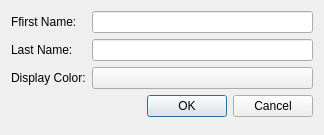
This is Qt/addemployeedialog.ui in LeftySolara/GanttCal as Qt 5 draws it before an edit. The edited form follows.
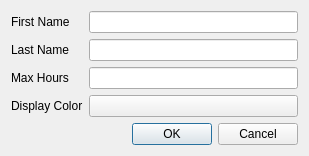
This is the edited form.

The edit to the form file:
```diff
--- a/Qt/addemployeedialog.ui
+++ b/Qt/addemployeedialog.ui
@@ -6,8 +6,8 @@
    <rect>
     <x>0</x>
     <y>0</y>
-    <width>324</width>
-    <height>135</height>
+    <width>309</width>
+    <height>152</height>
    </rect>
   </property>
   <property name="windowTitle">
@@ -23,7 +23,7 @@
    <item row="0" column="0">
     <widget class="QLabel" name="labelFirstName">
      <property name="text">
-      <string>Ffirst Name:</string>
+      <string>First Name</string>
      </property>
     </widget>
    </item>
@@ -33,21 +33,21 @@
    <item row="1" column="0">
     <widget class="QLabel" name="labelLastName">
      <property name="text">
-      <string>Last Name:</string>
+      <string>Last Name</string>
      </property>
     </widget>
    </item>
    <item row="1" column="1">
     <widget class="QLineEdit" name="lineEdit"/>
    </item>
-   <item row="2" column="0">
+   <item row="3" column="0">
     <widget class="QLabel" name="labelDisplayColor">
      <property name="text">
-      <string>Display Color:</string>
+      <string>Display Color</string>
      </property>
     </widget>
    </item>
-   <item row="2" column="1">
+   <item row="3" column="1">
     <widget class="QPushButton" name="buttonColorPicker">
      <property name="sizePolicy">
       <sizepolicy hsizetype="Preferred" vsizetype="Maximum">
@@ -72,7 +72,7 @@
      </property>
     </widget>
    </item>
-   <item row="3" column="0" colspan="2">
+   <item row="4" column="1">
     <widget class="QDialogButtonBox" name="buttonBox">
      <property name="orientation">
       <enum>Qt::Horizontal</enum>
@@ -82,6 +82,16 @@
      </property>
     </widget>
    </item>
+   <item row="2" column="0">
+    <widget class="QLabel" name="labelMaxHours">
+     <property name="text">
+      <string>Max Hours</string>
+     </property>
+    </widget>
+   </item>
+   <item row="2" column="1">
+    <widget class="QLineEdit" name="lineEditMaxHours"/>
+   </item>
   </layout>
   <zorder>buttonBox</zorder>
   <zorder>formLayoutWidget</zorder>
```
Left out of the diff: 14 changed lines with no effect on the pictures.
